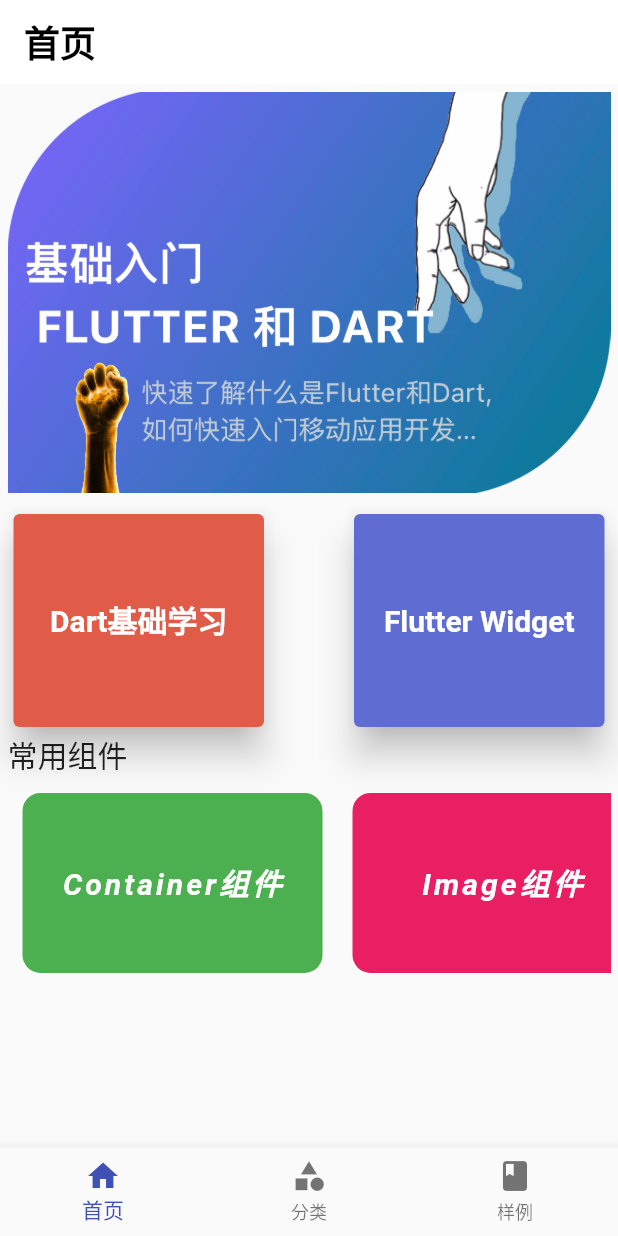
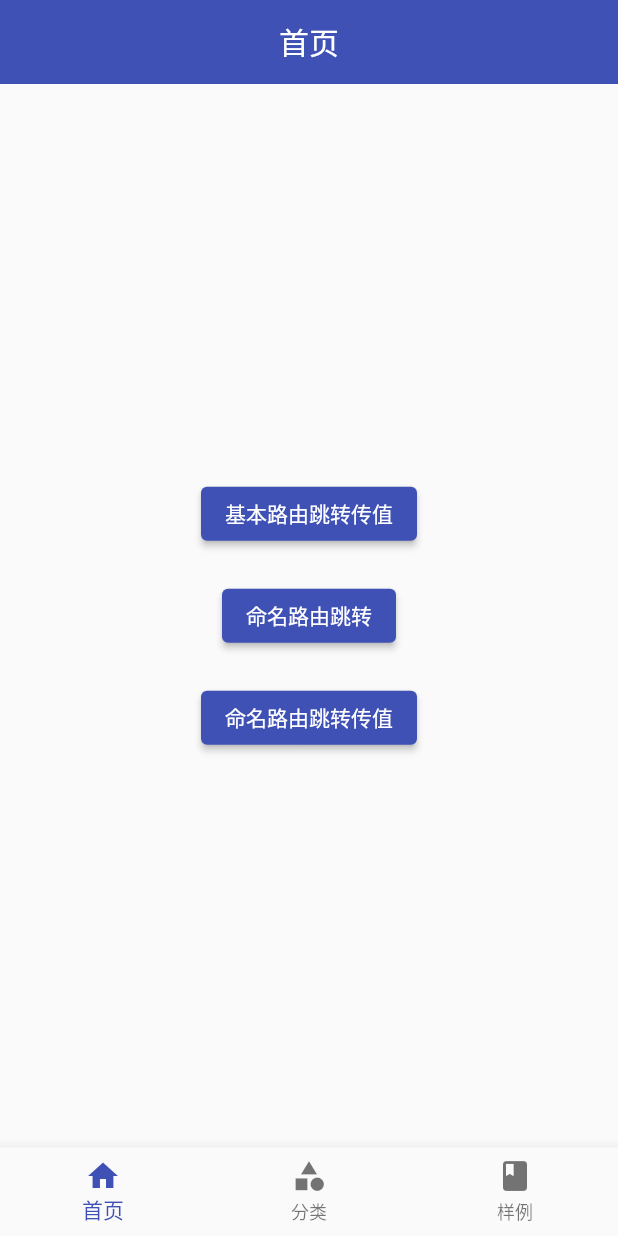
Before and after one commit to ziqicongdonglai/flutter_study, a Flutter app: the screen it shows after launch, on a phone screen of 412 x 824 dp. Run offline on Flutter 3.47's test engine with Material 2 defaults, Android fonts, the phone set to English and light mode, and no system bars.

Commit message:
feat: flutter基础1.16 普通路由、命名路由、路由传值

```diff
--- a/lib/bottom/home_page.dart
+++ b/lib/bottom/home_page.dart
@@ -1,4 +1,5 @@
 import 'package:flutter/material.dart';
+import 'package:flutter_demo/bottom/search_page.dart';
 import 'package:flutter_demo/widget/custom/hot_widget.dart';
 
 class HomePage extends StatelessWidget {
@@ -16,16 +17,9 @@ class HomePage extends StatelessWidget {
   AppBar _buildAppBar(context) {
     return AppBar(
       elevation: 0,
-      backgroundColor: Colors.white,
-      title: const Text(
-        "首页",
-        style: TextStyle(
-          fontSize: 24,
-          color: Colors.black,
-          fontWeight: FontWeight.bold,
-        ),
-      ),
-      centerTitle: false,
+      // backgroundColor: Colors.white,
+      title: const Text("首页"),
+      centerTitle: true,
     );
   }
 }
@@ -38,114 +32,49 @@ class Body extends StatelessWidget {
   Widget build(BuildContext context) {
     // 返回一个垂直滚动视图
     // SingleChildScrollView 包含单个组件的滚动组件
-    return SingleChildScrollView(
-      padding: const EdgeInsets.all(5.0),
+    return Container(
+      alignment: Alignment.center,
       child: Column(
-        crossAxisAlignment: CrossAxisAlignment.start,
-        children: <Widget>[
-          Image.asset('images/banner.jpg'),
+        mainAxisAlignment: MainAxisAlignment.center,
+        children: [
+          // 1.基本路由跳转传值
+          ElevatedButton(
+            onPressed: () {
+              Navigator.of(context)
+                  .push(MaterialPageRoute(builder: (BuildContext context) {
+                return const SearchPage(
+                  title: 'search',
+                );
+              }));
+            },
+            child: const Text('基本路由跳转传值'),
+          ),
           const SizedBox(
-            height: 10,
+            height: 20,
           ),
-          _buildCardRow(context),
-          const Text(
-            '常用组件',
-            style: TextStyle(
-              fontSize: 20,
-            ),
+          // 2.命名路由跳转
+          ElevatedButton(
+            onPressed: () {
+              Navigator.pushNamed(context, '/search');
+            },
+            child: const Text('命名路由跳转'),
           ),
-          _buildScrollView(context),
+          const SizedBox(
+            height: 20,
+          ),
+          // 3.命名路由跳转传值
+          ElevatedButton(
+            onPressed: () {
+              Navigator.pushNamed(context, '/form',
+              arguments: {
+                'id': 20,
+                'name': 'zhangsan',
+              });
+            },
+            child: const Text('命名路由跳转传值'),
+          ),
         ],
       ),
     );
   }
-
-  //  构建水平卡片区域
-  Row _buildCardRow(context) {
-    Size size = MediaQuery.of(context).size;
-    return Row(
-      mainAxisAlignment: MainAxisAlignment.spaceBetween,
-      children: const <Widget>[
-        SizedBox(
-          width: 175,
-          height: 150,
-          child: Card(
-            color: Color(0xffe05b48),
-            elevation: 10,
-            child: Center(
-              child: Text(
-                'Dart基础学习',
-                style: TextStyle(
-                  fontSize: 20,
-                  color: Colors.white,
-                  fontWeight: FontWeight.bold,
-                ),
-              ),
-            ),
-          ),
-        ),
-        SizedBox(
-          width: 175,
-          height: 150,
-          child: Card(
-            color: Color(0xFF5f6cd1),
-            elevation: 10,
-            child: Center(
-              child: Text(
-                'Flutter Widget',
-                style: TextStyle(
-                  fontSize: 20,
-                  color: Colors.white,
-                  fontWeight: FontWeight.bold,
-                ),
-              ),
-            ),
-          ),
-        ),
-      ],
-    );
-  }
-
-  // 构建水平滚动视图
-  SingleChildScrollView _buildScrollView(context) {
-    // Info数组
-    var list = [
-      Info(
-        width: 200.0,
-        height: 120.0,
-        color: Colors.green,
-        title: 'Container组件',
-        url: '/container',
-      ),
-      Info(
-        width: 200.0,
-        height: 120.0,
-        color: Colors.pink,
-        title: 'Image组件',
-        url: '/image',
-      ),
-      Info(
-        width: 200.0,
-        height: 120.0,
-        color: Colors.orange,
-        title: 'Text组件',
-        url: '/text',
-      )
-    ];
-
-    return SingleChildScrollView(
-      scrollDirection: Axis.horizontal,
-      child: Row(
-        // children需要列表（数组）
-        children: list
-            .map(
-              // 遍历每一项 把上面的Info类的数组的每个Info
-              // 传给HotWidget组件
-              (e) => HotWidget(info: e),
-            )
-            // 变成数组
-            .toList(),
-      ),
-    );
-  }
 }
--- a/lib/main.dart
+++ b/lib/main.dart
@@ -18,9 +18,10 @@ class MyApp extends StatelessWidget {
       // 去除debug标签
       debugShowCheckedModeBanner: false,
       title: 'Flutter Demo',
+      initialRoute: '/',
       // 注册路由表
-      routes: routes,
-      initialRoute: '/',
+      // routes: routes,
+      onGenerateRoute: onGenerateRoute,
       theme: ThemeData(
         primarySwatch: Colors.indigo,
       ),
```
Also changed, not shown: lib/bottom/form_page.dart (added, +18 -0 lines), lib/bottom/search_page.dart (added, +17 -0 lines), lib/common/routes.dart (+26 -1 lines).
